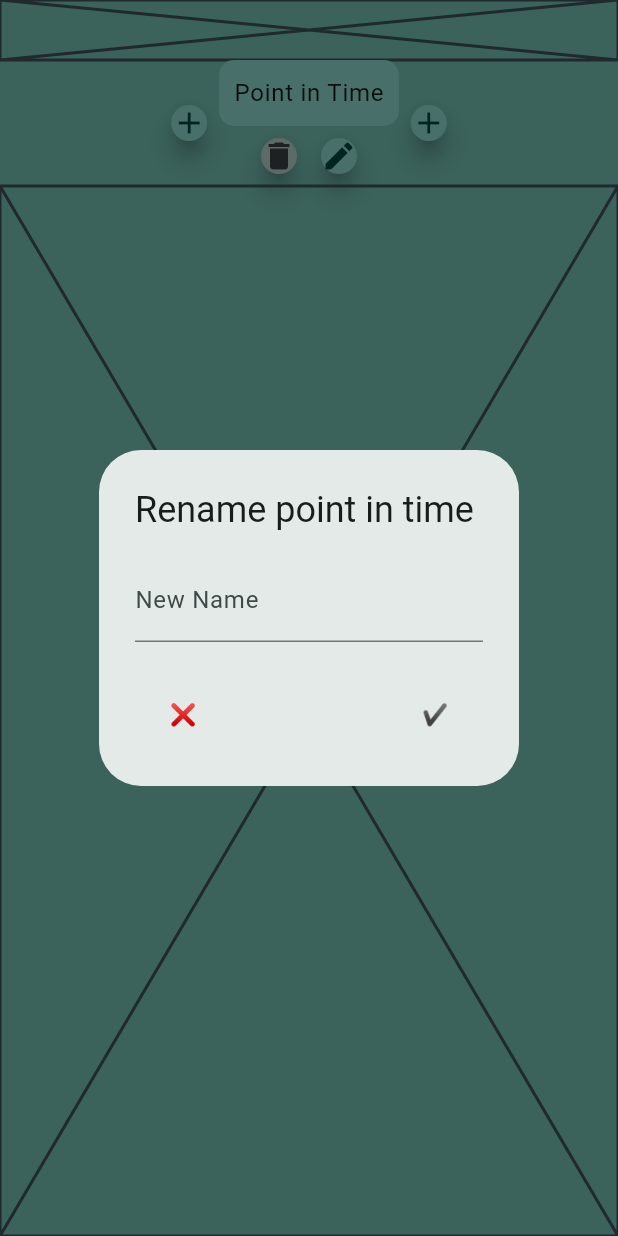
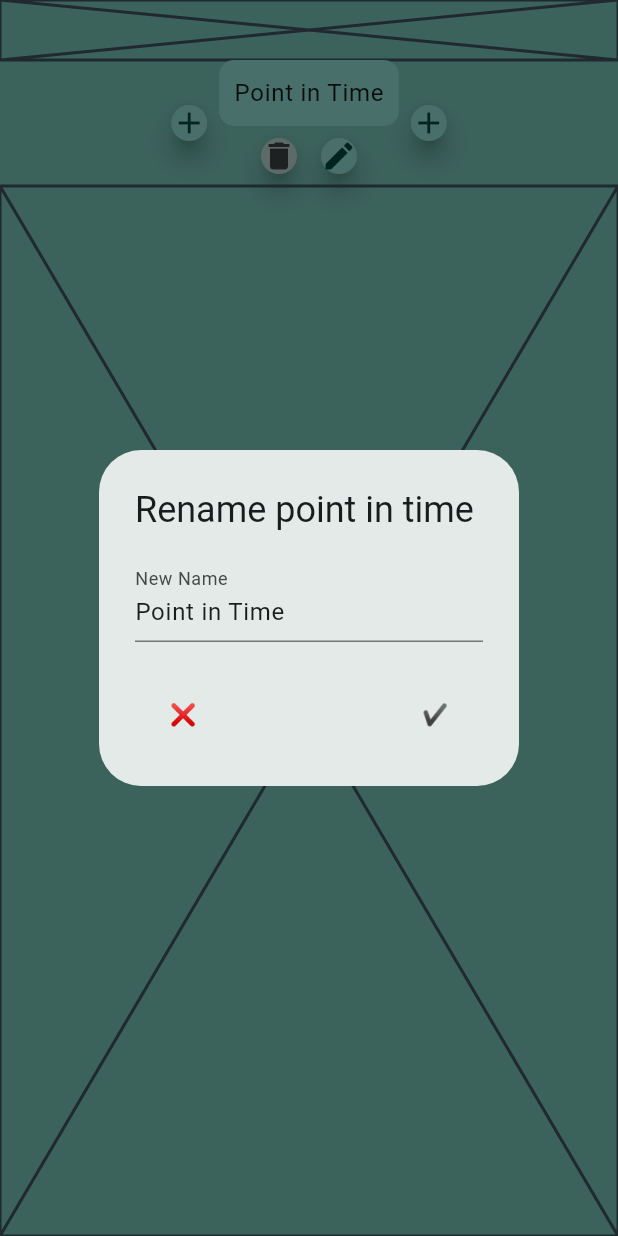
Before and after one commit to KiraResari/ceal-chronicler-f, a Flutter app: the screen it shows after launch, after a tap on the "add" icon, after a tap on the "delete" icon, after a tap on the "edit" icon, on a phone screen of 412 x 824 dp. Run offline on Flutter 3.47's test engine with Material 3 defaults, Android fonts, the phone set to English and light mode, and no system bars; our stand-ins replace event_bus, get_it; missing offline and left inert: optional.

Commit message:
Point of time name editing text field now starts with current value filled

```diff
--- a/lib/timeline/rename_point_in_time_button.dart
+++ b/lib/timeline/rename_point_in_time_button.dart
@@ -31,7 +31,8 @@ class RenamePointInTimeButton extends SmallCircularButton {
     return showDialog(
       context: context,
       builder: (BuildContext context) {
-        TextEditingController textEditingController = TextEditingController();
+        TextEditingController textEditingController =
+            TextEditingController(text: point.name);
         return AlertDialog(
           title: const Text("Rename point in time"),
           content: _buildRenameTextField(textEditingController),
@@ -57,7 +58,9 @@ class RenamePointInTimeButton extends SmallCircularButton {
   }
 
   TextButton _buildRenameConfirmButton(
-      BuildContext context, TextEditingController textEditingController) {
+    BuildContext context,
+    TextEditingController textEditingController,
+  ) {
     return TextButton(
       onPressed: () {
         Navigator.of(context).pop(textEditingController.text);
```
Also changed, not shown: 1 other file.
